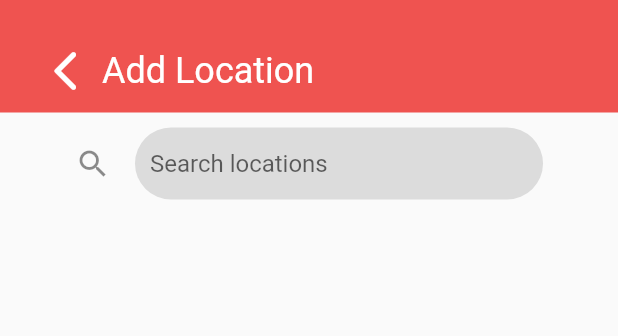
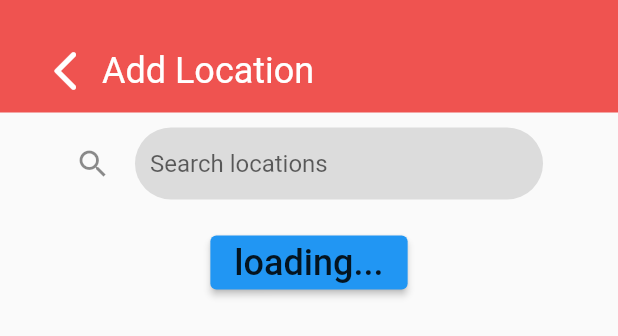
Before and after one commit to Ruben-96/HotSpots, a Flutter app: the SelectLocationPage widget shown alone on an empty page, opened directly with empty values, on a phone screen of 412 x 824 dp. Shown: the top 336 px of the screen. Run offline on Flutter 3.47's test engine with Material 2 defaults, Android fonts, the phone set to English and light mode, and no system bars; our stand-ins replace camera, cloud_firestore, firebase_auth, firebase_core, firebase_database, firebase_storage and 3 more; missing offline and left inert: geocoder, google_maps_flutter_heatmap; accounts and stored records are empty; project files that could hold a hidden picture were left out.

Commit message:
Get users location for tag

```diff
--- a/hotspots/lib/screens/Home/HomePage.dart
+++ b/hotspots/lib/screens/Home/HomePage.dart
@@ -107,10 +107,10 @@ class _HomeUIState extends State<HomeUI>{
                 itemCount: snapshot.data.docs.length,
                 itemBuilder: (BuildContext context, int index){
                   Map<String, dynamic> info = snapshot.data.docs.elementAt(index).data();
-                  String downloadURI = FirebaseStorage.instance.ref().child(info["fileLocation"]).getDownloadURL();
+                  //String downloadURI = FirebaseStorage.instance.ref().child(info["fileLocation"]).getDownloadURL();
 
-                  print(file == null);
-                  return Image.file(file);
+                  //print(file == null);
+                  return null; //Image.file(file);
                 },
               );
             }
--- a/hotspots/lib/screens/Home/UploadSubpages/SelectLocationPage.dart
+++ b/hotspots/lib/screens/Home/UploadSubpages/SelectLocationPage.dart
@@ -2,6 +2,9 @@
 import 'package:cloud_firestore/cloud_firestore.dart';
 import 'package:flutter/material.dart';
 import 'package:hotspots/models/location.dart';
+import 'package:flutter/material.dart';
+import 'package:flutter/services.dart';
+import 'package:geolocator/geolocator.dart';
 
 class SelectLocationPage extends StatefulWidget{
 
@@ -16,6 +19,45 @@ class SelectLocationPage extends StatefulWidget{
 class _SelectLocationPage extends State<SelectLocationPage>{
 
   String query = "";
+  final Geolocator geolocator = Geolocator()..forceAndroidLocationManager;
+  Position _currentPosition;
+  String _currentAddress = "loading...";
+
+  @override
+  void initState() {
+    super.initState();
+    _getCurrentLocation();
+  }
+
+  _getCurrentLocation() {
+    geolocator
+        .getCurrentPosition(desiredAccuracy: LocationAccuracy.best)
+        .then((Position position) {
+      setState(() {
+        _currentPosition = position;
+      });
+
+      _getAddressFromLatLng();
+    }).catchError((e) {
+      print(e);
+    });
+  }
+
+  _getAddressFromLatLng() async {
+    try {
+      List<Placemark> p = await geolocator.placemarkFromCoordinates(
+          _currentPosition.latitude, _currentPosition.longitude);
+
+      Placemark place = p[0];
+
+      setState(() {
+        _currentAddress =
+        "${place.locality}, ${place.administrativeArea}";
+      });
+    } catch (e) {
+      print(e);
+    }
+  }
 
   @override
   Widget build(BuildContext context){
@@ -76,7 +118,15 @@ class _SelectLocationPage extends State<SelectLocationPage>{
                                             .get(),
           builder: (BuildContext context, AsyncSnapshot<QuerySnapshot> snapshot){
             if(snapshot.hasError || !snapshot.hasData) return new Center(child: CircularProgressIndicator());
-            return ListView.builder(
+            return  Container(
+                decoration: BoxDecoration(
+                  color: Theme.of(context).canvasColor,
+                ),
+                padding: EdgeInsets.symmetric(horizontal: 16, vertical: 8),
+                child: Column(
+                  children: <Widget>[
+                    LocationContainer(Location(_currentAddress), widget.setLocation),
+            ListView.builder(
             shrinkWrap: true,
             itemCount: snapshot.data.docs.length,
             itemBuilder: (BuildContext context, int index){
@@ -84,7 +134,10 @@ class _SelectLocationPage extends State<SelectLocationPage>{
             Location location = Location(info["name"]);
             return LocationContainer(location, widget.setLocation);
             }
-            );
+            )
+                  ],
+                )); ////////
+
           }
         ))
         ],
--- a/hotspots/pubspec.yaml
+++ b/hotspots/pubspec.yaml
@@ -39,6 +39,7 @@ dependencies:
   cloud_firestore: ^1.0.1
   location: ^4.1.1
   geocoder: ^0.2.1
+  geolocator: ^5.3.1
   # The following adds the Cupertino Icons font to your application.
   # Use with the CupertinoIcons class for iOS style icons.
   cupertino_icons: ^1.0.0
```
Also changed, not shown: hotspots/lib/screens/Home/DiscoverPage.dart (+60 -3 lines), hotspots/pubspec.lock, 1 other file. Lines whose indentation alone changed are shown as unchanged.
